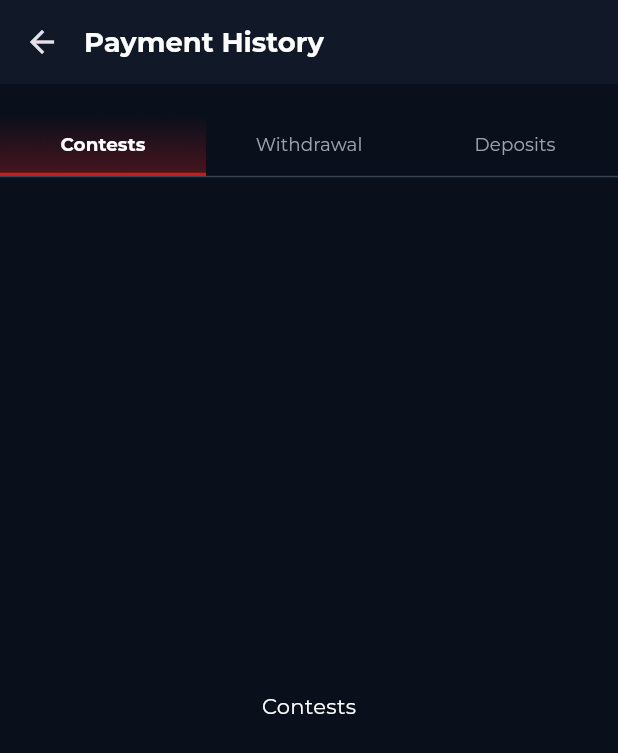
After one commit to Jenis99/playmaster_app, a Flutter app: the PaymentHistoryScreen screen opened directly, on a phone screen of 412 x 824 dp. The commit adds this screen. Shown: the top 753 px of the screen. Run offline on Flutter 3.47's test engine with Material 3 defaults, Android fonts, the phone set to English and light mode, and no system bars; our stand-ins replace cached_network_image, carousel_slider, dotted_border, flutter_screenutil, get, youtube_player_flutter; network calls fail.

Commit message:
- Start payment history view and controller.

```diff
--- /dev/null
+++ b/lib/module/profile/presentation/profile_option/payment_history_screen.dart
@@ -0,0 +1,100 @@
+import 'package:playmaster_ui/dependency.dart';
+import 'package:playmaster_ui/module/home/home.dart';
+import 'package:playmaster_ui/module/profile/controller/payment_history_controller.dart';
+
+class PaymentHistoryScreen extends StatelessWidget {
+  PaymentHistoryScreen({Key? key}) : super(key: key);
+
+  final PaymentHistoryController paymentHistoryController = Get.put(PaymentHistoryController());
+
+  @override
+  Widget build(BuildContext context) {
+    return Scaffold(
+      appBar: HomeAppBar(
+        appbarBgClr: AppColors.grey900Color2,
+        titleText: AppString.paymentHistory,
+        isAppLogo: false,
+        isShowWallet: false,
+      ),
+      body: Column(
+        crossAxisAlignment: CrossAxisAlignment.start,
+        children: [
+          20.h.verticalSpace,
+          Expanded(
+            child: Column(
+              children: [
+                Container(
+                  height: 40.h,
+                  decoration: BoxDecoration(
+                    color: AppColors.appBackgroundClr,
+                  ),
+                  child: TabBar(
+                    indicatorSize: TabBarIndicatorSize.tab,
+                    controller: paymentHistoryController.paymentHisTabController,
+                    padding: EdgeInsets.zero,
+                    labelPadding: EdgeInsets.zero,
+                    dividerHeight: 0,
+                    indicator: const BoxDecoration(
+                      image: DecorationImage(image: AssetImage(AppAssets.myMatchesShadow), fit: BoxFit.fill),
+                    ),
+                    tabs: [
+                      Obx(
+                        () => CommonTabBarElement(
+                          index: 0,
+                          title: AppString.contests,
+                          onTap: paymentHistoryController.onTabChange,
+                          selectedIndex: paymentHistoryController.selectedPaymentHistoryTab.value,
+                        ),
+                      ),
+                      Obx(
+                        () => CommonTabBarElement(
+                            index: 1,
+                            title: AppString.withdrawal,
+                            onTap: paymentHistoryController.onTabChange,
+                            selectedIndex: paymentHistoryController.selectedPaymentHistoryTab.value),
+                      ),
+                      Obx(
+                        () => CommonTabBarElement(
+                            index: 2,
+                            title: AppString.deposits,
+                            onTap: paymentHistoryController.onTabChange,
+                            selectedIndex: paymentHistoryController.selectedPaymentHistoryTab.value),
+                      ),
+                    ],
+                  ),
+                ),
+                AppDivider(
+                  height: 1,
+                  color: AppColors.grey700Color,
+                ),
+                Expanded(
+                  child: TabBarView(
+                    // physics: const NeverScrollableScrollPhysics(),
+                    controller: paymentHistoryController.paymentHisTabController,
+                    children: [
+                      Center(
+                        child: AppText(
+                          text: AppString.contests,
+                        ),
+                      ),
+                      Center(
+                        child: AppText(
+                          text: AppString.withdrawal,
+                        ),
+                      ),
+                      Center(
+                        child: AppText(
+                          text: AppString.deposits,
+                        ),
+                      ),
+                    ],
+                  ),
+                ),
+              ],
+            ),
+          )
+        ],
+      ),
+    );
+  }
+}
```
Also changed, not shown: lib/module/profile/controller/payment_history_controller.dart (added, +32 -0 lines), lib/module/profile/widget/payment_bottom_view.dart (+9 -1 lines).
